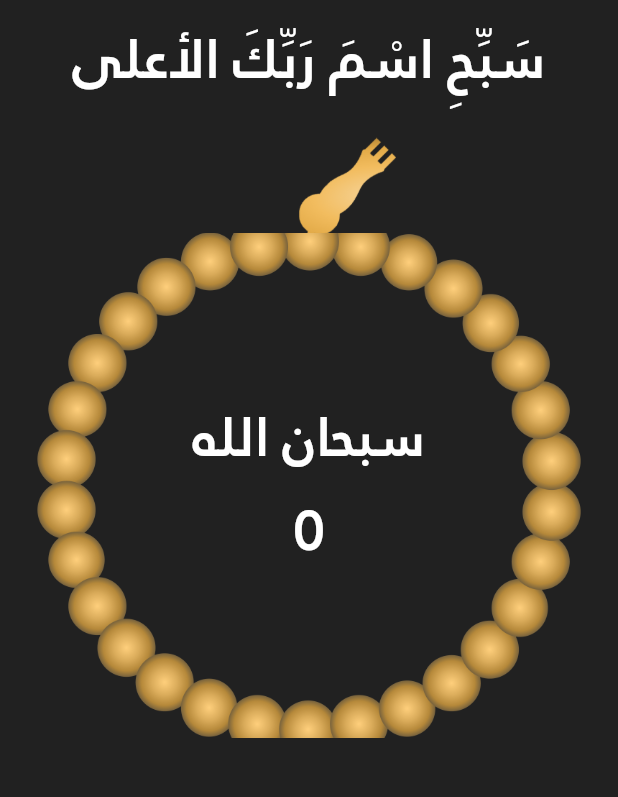
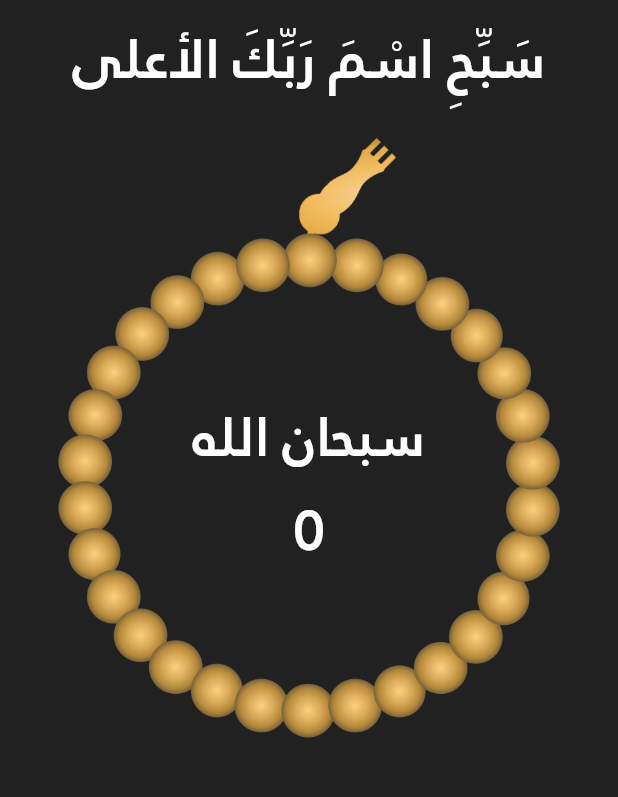
Before and after one commit to AhmedTarek-f/islami-app, a Flutter app: the SebhaViewBody widget shown alone on an empty page, opened directly, on a phone screen of 412 x 824 dp, the part 187-984 px from its top. Run offline on Flutter 3.47's test engine with Material 3 defaults, Android fonts, the phone set to English and light mode, and no system bars; our stand-ins replace audioplayers, dio, flutter_bloc, flutter_native_splash, flutter_screenutil, flutter_svg and 4 more; accounts and stored records are empty; network calls fail.

Commit message:
fixing bug at sebha screen for small devices

```diff
--- a/lib/features/sebha/presentation/views/widgets/sebha_content.dart
+++ b/lib/features/sebha/presentation/views/widgets/sebha_content.dart
@@ -12,8 +12,7 @@ class SebhaContent extends StatelessWidget {
   @override
   Widget build(BuildContext context) {
     final sebhaController = BlocProvider.of<SebhaCubit>(context);
-    return Expanded(
-      child: Stack(
+    return Stack(
       alignment: Alignment.center,
       children: [
         Positioned(
@@ -40,20 +39,19 @@ class SebhaContent extends StatelessWidget {
                     Positioned(
                       top: 86.h,
                       right: 0,
-                        left:0,
+                      left: 0,
                       child: GestureDetector(
                         onTap: () {
                           sebhaController.changeSebhaContent();
                         },
-                          child: BlocBuilder<SebhaCubit,SebhaState>(
-                            builder: (context, state) =>
-                                Transform.rotate(
+                        child: BlocBuilder<SebhaCubit, SebhaState>(
+                          builder: (context, state) => Transform.rotate(
                             angle: sebhaController.angle,
                             child: Image.asset(
                               AppImages.sebhaBody,
                               width: ScreenUtil().screenWidth,
                               height: 381.h,
-                                    fit: BoxFit.cover,
+                              fit: BoxFit.contain,
                             ),
                           ),
                         ),
@@ -92,7 +90,6 @@ class SebhaContent extends StatelessWidget {
           ),
         ),
       ],
-      ),
     );
   }
 }
--- a/lib/features/sebha/presentation/views/widgets/sebha_view_body.dart
+++ b/lib/features/sebha/presentation/views/widgets/sebha_view_body.dart
@@ -9,19 +9,31 @@ class SebhaViewBody extends StatelessWidget {
 
   @override
   Widget build(BuildContext context) {
-
-    return Column(
+    return CustomScrollView(
+      slivers: [
+        SliverToBoxAdapter(
+          child: Column(
             children: [
               const IslamiLogo(),
-        SizedBox(height: 16.h,),
+              SizedBox(
+                height: 16.h,
+              ),
               const Text(
                 "سَبِّحِ اسْمَ رَبِّكَ الأعلى ",
                 textDirection: TextDirection.rtl,
                 textAlign: TextAlign.center,
                 style: AppFonts.fontSize36Bold,
               ),
-        SizedBox(height: 16.h,),
-        const SebhaContent()
+              SizedBox(
+                height: 16.h,
+              ),
+            ],
+          ),
+        ),
+        const SliverFillRemaining(
+          hasScrollBody: true,
+          child: SebhaContent(),
+        )
       ],
     );
   }
```
Lines whose indentation alone changed are shown as unchanged.
